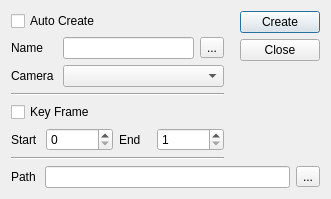
iceanimations/shot_subm_use_multishot, file ui/form.ui: the form before one commit.
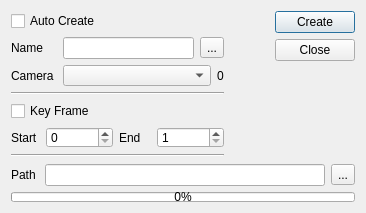
The form after the commit.

Commit message: multiple items creation and deletion feature added. Items count info shown for cams and shots

The edit to the form file:
```diff
--- a/ui/form.ui
+++ b/ui/form.ui
@@ -6,8 +6,8 @@
    <rect>
     <x>0</x>
     <y>0</y>
-    <width>331</width>
-    <height>199</height>
+    <width>366</width>
+    <height>213</height>
    </rect>
   </property>
   <property name="sizePolicy">
@@ -24,8 +24,8 @@
   </property>
   <property name="maximumSize">
    <size>
-    <width>331</width>
-    <height>561</height>
+    <width>65656</width>
+    <height>45454</height>
    </size>
   </property>
   <property name="windowTitle">
@@ -96,6 +96,13 @@
            </property>
           </widget>
          </item>
+         <item>
+          <widget class="QLabel" name="camCountLabel">
+           <property name="text">
+            <string>0</string>
+           </property>
+          </widget>
+         </item>
         </layout>
        </item>
        <item>
@@ -266,6 +273,19 @@
      </item>
     </layout>
    </item>
+   <item>
+    <widget class="QProgressBar" name="progressBar">
+     <property name="maximumSize">
+      <size>
+       <width>16777215</width>
+       <height>10</height>
+      </size>
+     </property>
+     <property name="value">
+      <number>0</number>
+     </property>
+    </widget>
+   </item>
   </layout>
  </widget>
  <tabstops>
```
Left out of the diff: 3 changed lines with no effect on the pictures. The commit also changes 3 other files.
